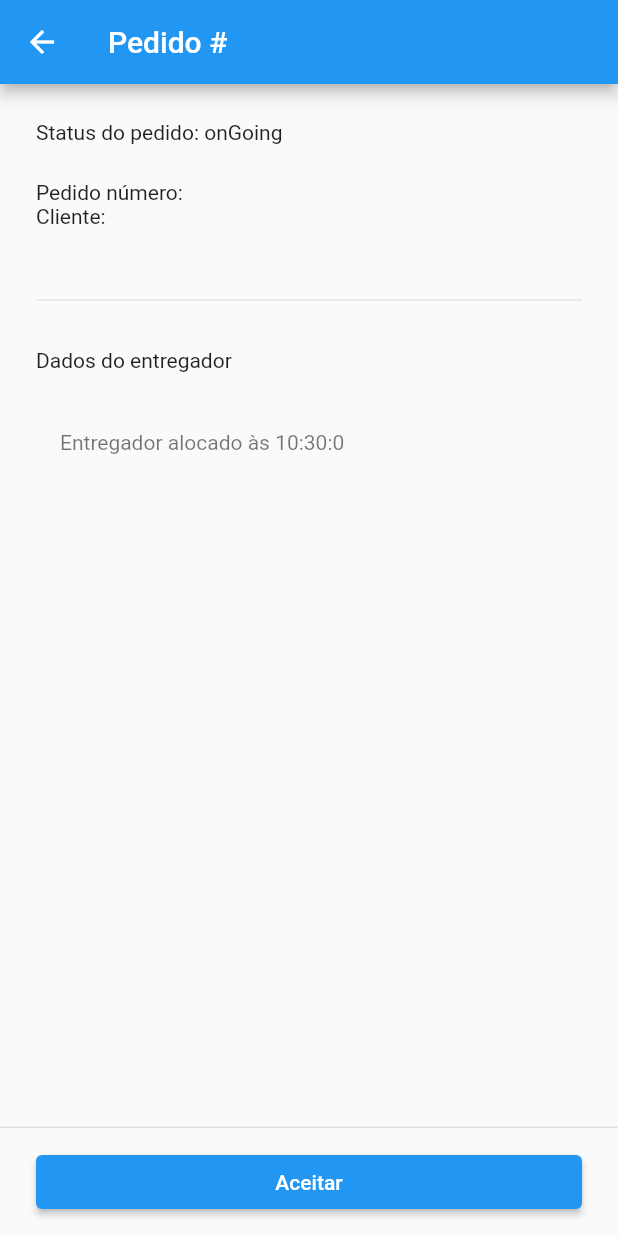
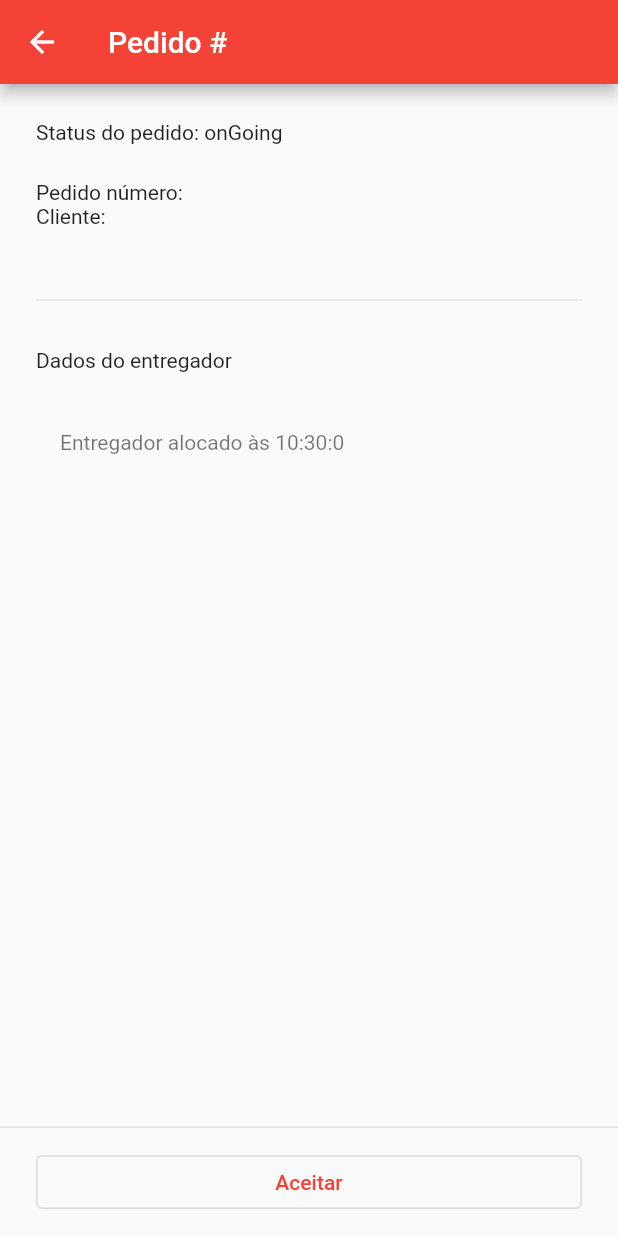
Before and after one commit to ygorrrteles/poc_ifood_ordermanager, a Flutter app: the OrderDetailPage screen opened directly with empty values, on a phone screen of 412 x 824 dp. Run offline on Flutter 3.47's test engine with Material 2 defaults, Android fonts, the phone set to English and light mode, and no system bars; our stand-ins replace firebase_core, firebase_messaging, flutter_local_notifications, hive, hive_flutter; accounts and stored records are empty.

Commit message:
change colorscheme

```diff
--- a/lib/main.dart
+++ b/lib/main.dart
@@ -13,7 +13,7 @@ class MyApp extends StatelessWidget {
   Widget build(BuildContext context) {
     return MaterialApp(
       title: 'Gp database',
-      theme: ThemeData(primarySwatch: Colors.blue),
+      theme: ThemeData(primarySwatch: Colors.red),
       home: const BoardPage(),
     );
   }
--- a/lib/src/pages/order_detail/order_detail_page.dart
+++ b/lib/src/pages/order_detail/order_detail_page.dart
@@ -31,7 +31,7 @@ class _OrderDetailPageState extends State<OrderDetailPage> {
         Widget? requestDriver;
 
         if (state.order.type == OrderType.onGoing) {
-          action = ElevatedButton(
+          action = OutlinedButton(
             onPressed: () => _bloc.acceptOrder(state.order),
             child: const Text('Aceitar'),
           );
```
